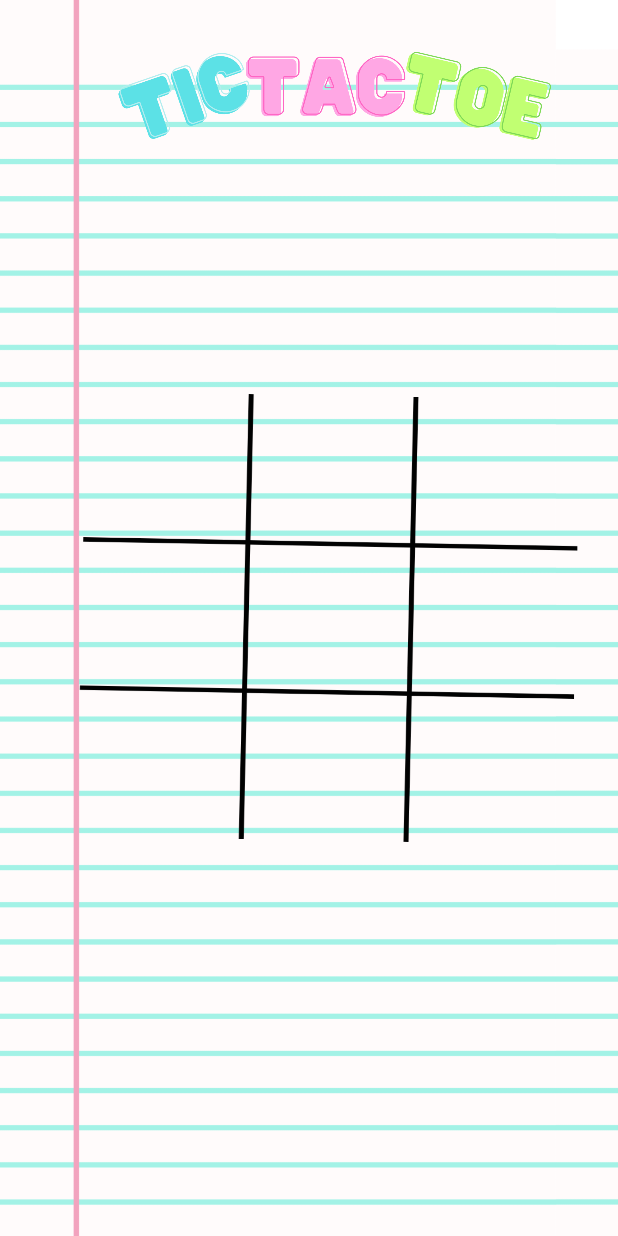
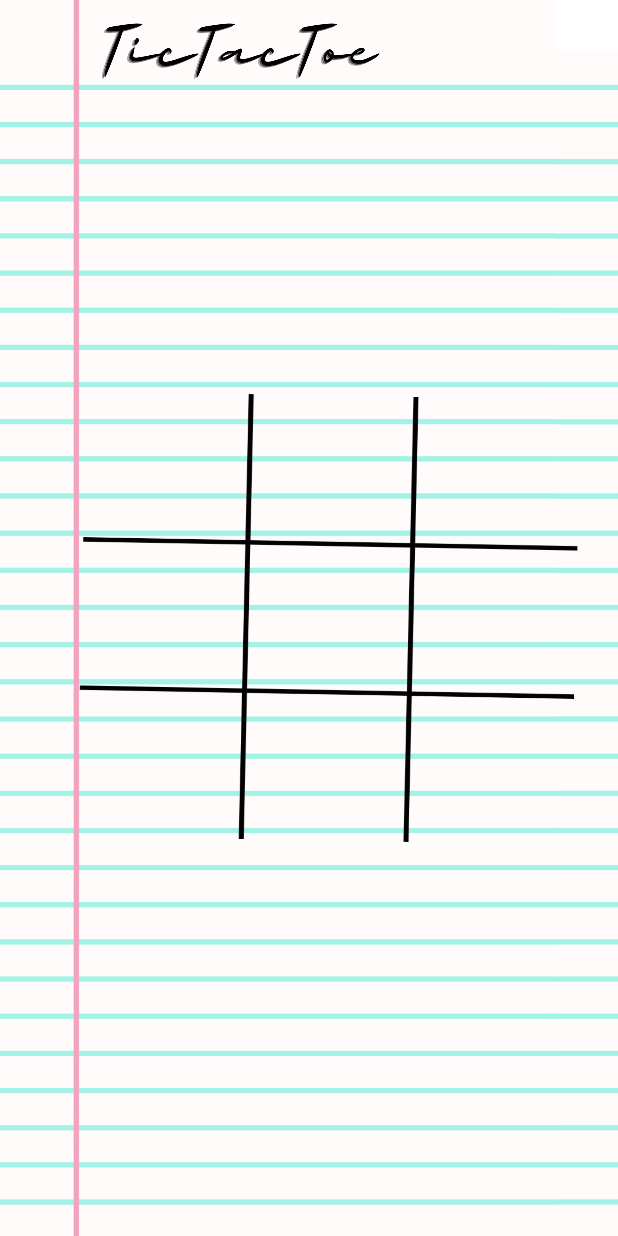
Before and after one commit to Lottodo/UABC-Android-PonceOdohui-Practica_1_TicTaeToe, an Android app: the screen it shows after launch (MainActivity), on a phone screen of 412 x 824 dp. Run offline under Robolectric (Android 15) with nearby library versions, the phone set to English and light mode, and no system bars.

Commit message:
solved the symbols switching on click and added logo in upper part

```diff
--- a/app/src/main/res/layout/activity_main.xml
+++ b/app/src/main/res/layout/activity_main.xml
@@ -167,15 +167,16 @@
         tools:ignore="ContentDescription" />
 
     <ImageView
-        android:id="@+id/imageView4"
-        android:layout_width="300dp"
-        android:layout_height="96dp"
+        android:id="@+id/imageViewLogo"
+        android:layout_width="210dp"
+        android:layout_height="70dp"
+        android:importantForAccessibility="no"
         app:layout_constraintBottom_toBottomOf="parent"
         app:layout_constraintEnd_toEndOf="parent"
-        app:layout_constraintHorizontal_bias="0.657"
+        app:layout_constraintHorizontal_bias="0.278"
         app:layout_constraintStart_toStartOf="parent"
         app:layout_constraintTop_toTopOf="parent"
-        app:layout_constraintVertical_bias="0.025"
-        app:srcCompat="@drawable/tictaetoe_logo"
-        tools:ignore="ContentDescription,ImageContrastCheck" />
+        app:layout_constraintVertical_bias="0.0"
+        app:srcCompat="@drawable/ttt_logo" />
+
 </androidx.constraintlayout.widget.ConstraintLayout>
```
Also changed, not shown: app/src/main/res/drawable/ttt_logo.png (added).
